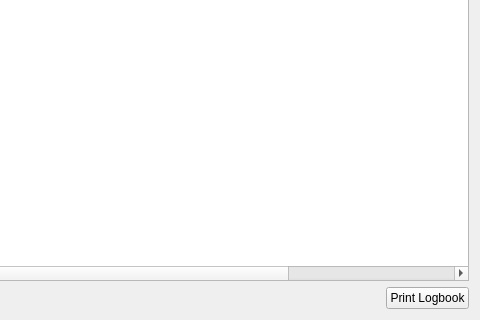
Before: the Qt Designer form app/ui/forms/vehicle_logbook_page.ui in Apie-dup/MaintenanceSystem, drawn with Qt 5; both pictures show x 645 to 1125 and y 277 to 597 of the 1125 by 597 pixel window.
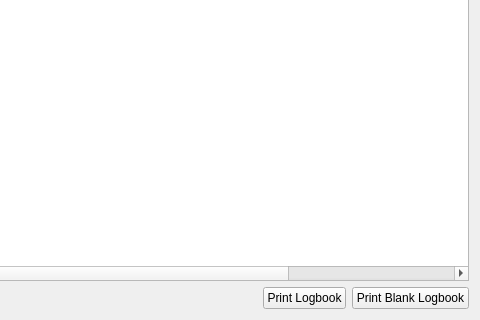
After: the same form once the commit is applied.

Commit message: Add printable blank vehicle logbook

```diff
--- a/app/ui/forms/vehicle_logbook_page.ui
+++ b/app/ui/forms/vehicle_logbook_page.ui
@@ -178,6 +178,13 @@
        </property>
       </widget>
      </item>
+     <item>
+      <widget class="QPushButton" name="btnPrintBlank">
+       <property name="text">
+        <string>Print Blank Logbook</string>
+       </property>
+      </widget>
+     </item>
     </layout>
    </item>
   </layout>
```
The commit also changes 4 other files.
